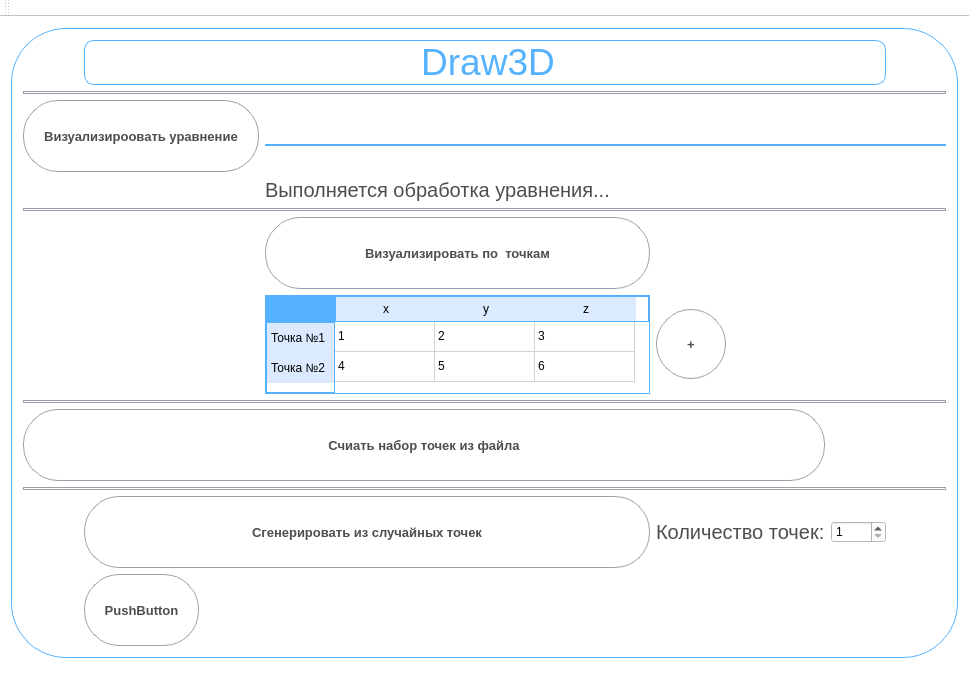
Old version of the form mainwindow.ui in the repository ProshNad/diploma.
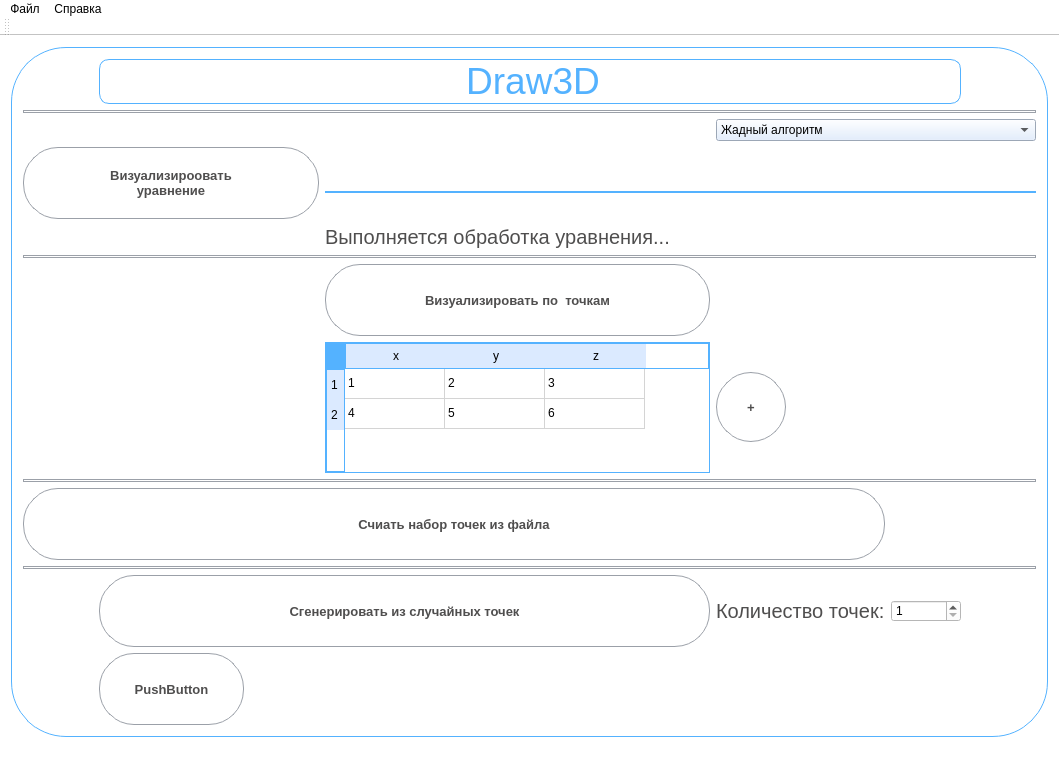
New version of the form. Icons and pictures are not drawn.

The edit to the form file:
```diff
--- a/mainwindow.ui
+++ b/mainwindow.ui
@@ -6,8 +6,8 @@
    <rect>
     <x>0</x>
     <y>0</y>
-    <width>969</width>
-    <height>691</height>
+    <width>1059</width>
+    <height>770</height>
    </rect>
   </property>
   <property name="windowTitle">
@@ -117,7 +117,15 @@
        <enum>QFrame::Raised</enum>
       </property>
       <layout class="QGridLayout" name="gridLayout_2">
-       <item row="8" column="4">
+       <item row="3" column="0" colspan="4">
+        <widget class="QPushButton" name="pushButton_5">
+         <property name="text">
+          <string>Визуализироовать  
+уравнение</string>
+         </property>
+        </widget>
+       </item>
+       <item row="7" column="4">
         <widget class="QTableWidget" name="tableWidget">
          <property name="maximumSize">
           <size>
@@ -130,12 +138,12 @@
          </property>
          <row>
           <property name="text">
-           <string>Точка №1</string>
+           <string>1</string>
           </property>
          </row>
          <row>
           <property name="text">
-           <string>Точка №2</string>
+           <string>2</string>
           </property>
          </row>
          <column>
@@ -185,7 +193,7 @@
          </item>
         </widget>
        </item>
-       <item row="6" column="0" colspan="8">
+       <item row="5" column="0" colspan="8">
         <widget class="Line" name="line_3">
          <property name="styleSheet">
           <string notr="true"> border-style: solid;  
@@ -197,7 +205,7 @@
          </property>
         </widget>
        </item>
-       <item row="14" column="1" colspan="4">
+       <item row="13" column="1" colspan="4">
         <widget class="QPushButton" name="pushButton">
          <property name="styleSheet">
           <string notr="true"/>
@@ -207,7 +215,7 @@
          </property>
         </widget>
        </item>
-       <item row="11" column="0" colspan="8">
+       <item row="10" column="0" colspan="8">
         <widget class="Line" name="line_2">
          <property name="styleSheet">
           <string notr="true"> border-style: solid;  
@@ -219,14 +227,7 @@
          </property>
         </widget>
        </item>
-       <item row="4" column="0" colspan="4">
-        <widget class="QPushButton" name="pushButton_5">
-         <property name="text">
-          <string>Визуализироовать уравнение</string>
-         </property>
-        </widget>
-       </item>
-       <item row="14" column="5">
+       <item row="13" column="5">
         <widget class="QLabel" name="label">
          <property name="maximumSize">
           <size>
@@ -239,7 +240,7 @@
          </property>
         </widget>
        </item>
-       <item row="12" column="0" colspan="6">
+       <item row="11" column="0" colspan="6">
         <widget class="QPushButton" name="pushButton_2">
          <property name="styleSheet">
           <string notr="true"/>
@@ -249,7 +250,7 @@
          </property>
         </widget>
        </item>
-       <item row="14" column="6">
+       <item row="13" column="6">
         <widget class="QSpinBox" name="spinBox">
          <property name="minimumSize">
           <size>
@@ -280,7 +281,7 @@
          </property>
         </widget>
        </item>
-       <item row="14" column="7">
+       <item row="13" column="7">
         <spacer name="horizontalSpacer">
          <property name="orientation">
           <enum>Qt::Horizontal</enum>
@@ -296,7 +297,7 @@
          </property>
         </spacer>
        </item>
-       <item row="13" column="0" colspan="8">
+       <item row="12" column="0" colspan="8">
         <widget class="Line" name="line">
          <property name="styleSheet">
           <string notr="true"> border-style: solid;  
@@ -320,10 +321,7 @@
          </property>
         </widget>
        </item>
-       <item row="4" column="4" colspan="4">
-        <widget class="QLineEdit" name="lineEdit"/>
-       </item>
-       <item row="7" column="4">
+       <item row="6" column="4">
         <widget class="QPushButton" name="pushButton_3">
          <property name="styleSheet">
           <string notr="true"/>
@@ -333,7 +331,7 @@
          </property>
         </widget>
        </item>
-       <item row="8" column="5">
+       <item row="7" column="5">
         <widget class="QPushButton" name="pushButton_4">
          <property name="maximumSize">
           <size>
@@ -349,20 +347,114 @@
          </property>
         </widget>
        </item>
-       <item row="5" column="4">
+       <item row="4" column="4">
         <widget class="QLabel" name="label_3">
          <property name="text">
           <string>Выполняется обработка уравнения...</string>
          </property>
         </widget>
        </item>
-       <item row="15" column="1" colspan="2">
+       <item row="14" column="1" colspan="2">
         <widget class="QPushButton" name="pushButton_6">
          <property name="text">
           <string>PushButton</string>
          </property>
         </widget>
        </item>
+       <item row="3" column="4" colspan="4">
+        <widget class="QLineEdit" name="lineEdit"/>
+       </item>
+       <item row="2" column="5" colspan="3">
+        <widget class="QComboBox" name="comboBox">
+         <property name="styleSheet">
+          <string notr="true">
+
+QTableWidget QTableCornerButton::section {
+
+}
+
+QHeaderView::section {
+    background-color: #dbeaff;
+    padding: 4px;
+    border: 0px;
+}
+
+
+QWidget {
+    background-color: #dbeaff;
+
+} 
+
+QLabel {
+    font: medium Ubuntu;
+    font-size: 20px;
+    color: #dbeaff;
+border-width: 0px;
+}        
+
+
+QLineEdit {
+padding: 1px;
+border-style: none none double none ;
+border-width: 2px ;
+border-radius: 0px;
+ border-color: #dbeaff;
+ background-color: #dbeaff;
+}
+
+QLineEdit:hover {
+    border-width: 3px ;
+}
+
+
+
+
+
+
+
+QPushButton{
+
+border-radius: 35px;  
+    background-color: #dbeaff;
+   font-size: 10pt;
+    font-weight: bold;
+   color: #dbeaff;
+    width:  70px;  
+    height: 70px;
+    border-radius: 35px;        
+    border-width: 1px;
+    border-style: solid;  
+    border-color: #dbeaff;
+}
+ 
+ QPushButton:hover  {
+    background-color: #dbeaff;
+border-radius: 25px;    
+border-color: #54b2ff;
+}
+QPushButton:pressed {
+    background-color: #dbeaff;
+border-radius: 35px;    
+} 
+    </string>
+         </property>
+         <item>
+          <property name="text">
+           <string>Жадный алгоритм</string>
+          </property>
+         </item>
+         <item>
+          <property name="text">
+           <string>Алгоритм с динамическим кэшированием поиска</string>
+          </property>
+         </item>
+         <item>
+          <property name="text">
+           <string>Алгоритм с послойным сгущением</string>
+          </property>
+         </item>
+        </widget>
+       </item>
       </layout>
      </widget>
     </item>
@@ -373,10 +465,26 @@
     <rect>
      <x>0</x>
      <y>0</y>
-     <width>969</width>
+     <width>1059</width>
      <height>20</height>
     </rect>
    </property>
+   <widget class="QMenu" name="menu">
+    <property name="title">
+     <string>Файл</string>
+    </property>
+    <addaction name="action"/>
+   </widget>
+   <widget class="QMenu" name="menu_Help">
+    <property name="title">
+     <string>Справка</string>
+    </property>
+    <addaction name="separator"/>
+    <addaction name="actionAbout"/>
+    <addaction name="action_3"/>
+   </widget>
+   <addaction name="menu"/>
+   <addaction name="menu_Help"/>
   </widget>
   <widget class="QToolBar" name="mainToolBar">
    <attribute name="toolBarArea">
```
Left out of the diff: 15 changed lines with no effect on the pictures.
